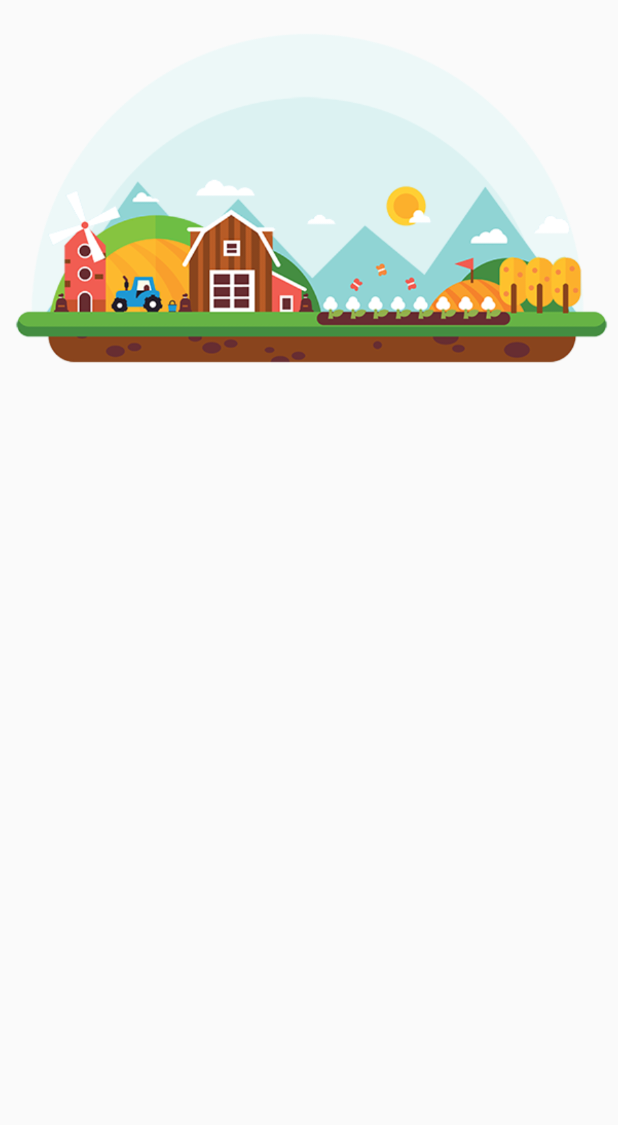
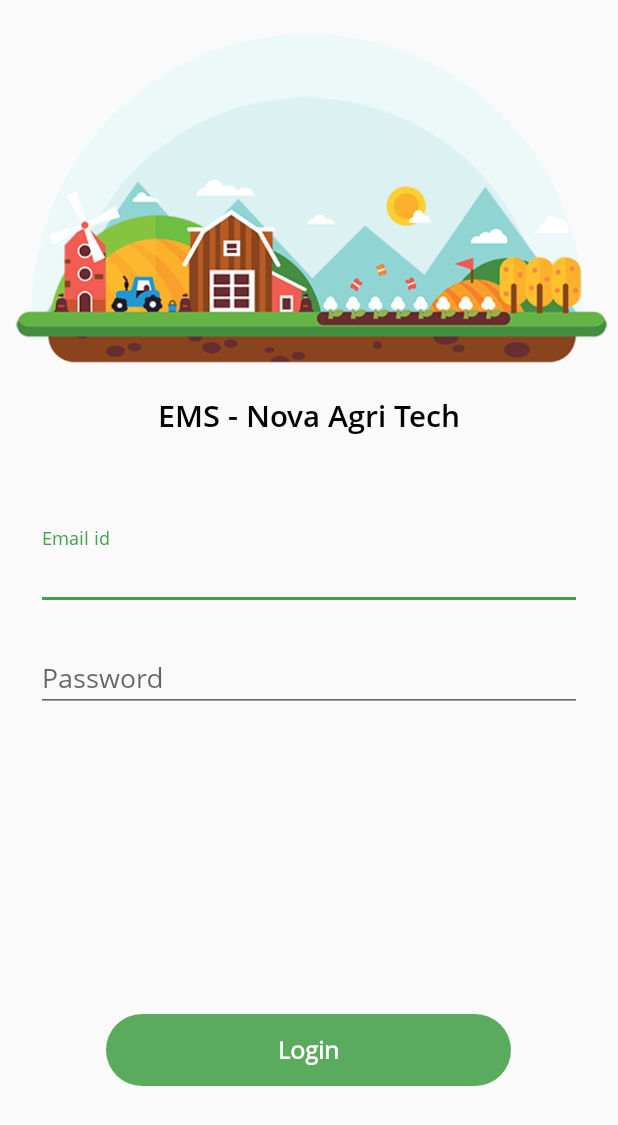
Before and after one commit to AnilWesley/nova-agritech-ems, an Android app: the screen it shows after launch (LoginActivity), on a phone screen of 412 x 824 dp. Shown: the top 1125 px of the screen. Run offline under Robolectric (Android 15) with nearby library versions, the phone set to English and light mode, and no system bars.

Commit message:
commit 3

```diff
--- a/app/src/main/java/com/agritech/empmanager/LoginActivity.java
+++ b/app/src/main/java/com/agritech/empmanager/LoginActivity.java
@@ -3,6 +3,7 @@ package com.agritech.empmanager;
 import androidx.appcompat.app.AppCompatActivity;
 
 import android.os.Bundle;
+import android.view.View;
 
 public class LoginActivity extends AppCompatActivity {
 
@@ -11,4 +12,7 @@ public class LoginActivity extends AppCompatActivity {
         super.onCreate(savedInstanceState);
         setContentView(R.layout.activity_login);
     }
+
+    public void loginUser(View view) {
+    }
 }
--- /dev/null
+++ b/app/src/main/res/drawable/login_button.xml
@@ -0,0 +1,9 @@
+<?xml version="1.0" encoding="utf-8"?>
+<shape xmlns:android="http://schemas.android.com/apk/res/android"
+    android:shape="rectangle">
+    <corners android:radius="89dp" />
+    <solid android:color="#DD43A047" />
+    <size
+        android:width="270dp"
+        android:height="48dp" />
+</shape>
--- a/app/src/main/res/layout/activity_login.xml
+++ b/app/src/main/res/layout/activity_login.xml
@@ -1,15 +1,96 @@
 <?xml version="1.0" encoding="utf-8"?>
 <LinearLayout xmlns:android="http://schemas.android.com/apk/res/android"
-    xmlns:app="http://schemas.android.com/apk/res-auto"
     xmlns:tools="http://schemas.android.com/tools"
     android:layout_width="match_parent"
     android:layout_height="match_parent"
+    android:orientation="vertical"
     tools:context=".LoginActivity">
 
     <ImageView
         android:layout_width="match_parent"
         android:layout_height="wrap_content"
         android:adjustViewBounds="true"
-        android:src="@drawable/login"/>
+        android:src="@drawable/login" />
+
+
+    <TextView
+        android:layout_width="match_parent"
+        android:layout_height="wrap_content"
+        android:textSize="20sp"
+        android:gravity="center"
+        android:fontFamily="@font/opensans_semibold"
+        android:textColor="@color/colorBlack"
+        android:text="EMS - Nova Agri Tech"/>
+
+
+    <LinearLayout
+        android:layout_width="match_parent"
+        android:layout_height="wrap_content"
+        android:layout_marginLeft="24dp"
+        android:layout_marginTop="60dp"
+        android:layout_marginRight="24dp"
+        android:orientation="vertical">
+
+        <com.google.android.material.textfield.TextInputLayout
+            android:layout_width="match_parent"
+            android:layout_height="wrap_content"
+            android:hint="Email id">
+
+            <com.google.android.material.textfield.TextInputEditText
+                android:layout_width="match_parent"
+                android:layout_height="wrap_content" />
+
+        </com.google.android.material.textfield.TextInputLayout>
+
+        <com.google.android.material.textfield.TextInputLayout
+            android:layout_width="match_parent"
+            android:layout_height="wrap_content"
+            android:layout_marginTop="12dp"
+            android:hint="Password">
+
+            <com.google.android.material.textfield.TextInputEditText
+                android:layout_width="match_parent"
+                android:layout_height="wrap_content" />
+
+        </com.google.android.material.textfield.TextInputLayout>
+
+    </LinearLayout>
+
+    <TextView
+        android:layout_width="wrap_content"
+        android:layout_height="0dp"
+        android:layout_weight="1" />
+
+    <FrameLayout
+        android:id="@+id/flLoginGroup"
+        android:layout_width="match_parent"
+        android:layout_height="wrap_content"
+        android:layout_gravity="bottom"
+        android:layout_marginBottom="100dp">
+
+
+        <TextView
+            android:id="@+id/tvbLogin"
+            android:layout_width="270dp"
+            android:layout_height="48dp"
+            android:background="@drawable/login_button"
+            android:gravity="center"
+            android:text="Login"
+            android:layout_gravity="center_horizontal"
+            android:textColor="@color/colorWhite"
+            android:textSize="16sp"
+            android:onClick="loginUser"
+            android:textStyle="bold" />
+
+
+        <ProgressBar
+            android:id="@+id/pbLoading"
+            android:layout_width="wrap_content"
+            android:layout_height="wrap_content"
+            android:visibility="gone"
+            android:layout_gravity="center" />
+
+
+    </FrameLayout>
 
 </LinearLayout>
--- a/app/src/main/res/values-v23/styles.xml
+++ b/app/src/main/res/values-v23/styles.xml
@@ -6,6 +6,8 @@
         <item name="android:statusBarColor">@android:color/transparent</item>
         <item name="android:windowLightStatusBar">true</item>
         <item name="colorPrimary">@color/colorPrimary</item>
-        <item name="colorAccent">@color/colorAccent</item>
+        <item name="colorAccent">@color/colorPrimary</item>
+        <item name="android:fontFamily">@font/opensans_regular</item>
+
     </style>
 </resources>
--- a/app/src/main/res/values/colors.xml
+++ b/app/src/main/res/values/colors.xml
@@ -6,4 +6,5 @@
 
     <color name="colorAccent">#D81B60</color>
     <color name="colorWhite">#FFFFFF</color>
+    <color name="colorBlack">#000000</color>
 </resources>
--- a/app/src/main/res/values/styles.xml
+++ b/app/src/main/res/values/styles.xml
@@ -1,17 +1,20 @@
 <resources>
 
     <!-- Base application theme. -->
-    <style name="AppTheme" parent="Theme.AppCompat.Light.NoActionBar">
+    <style name="AppTheme" parent="Theme.MaterialComponents.Light.NoActionBar">
         <!-- Customize your theme here. -->
         <item name="colorPrimary">@color/colorPrimary</item>
-        <item name="colorAccent">@color/colorAccent</item>
+        <item name="colorAccent">@color/colorPrimary</item>
+        <item name="android:fontFamily">@font/opensans_regular</item>
+
     </style>
+
 
 
     <style name="AppThemeLogin" parent="Theme.AppCompat.Light.NoActionBar">
         <!-- Customize your theme here. -->
         <item name="colorPrimary">@color/colorPrimary</item>
-        <item name="colorAccent">@color/colorAccent</item>
+        <item name="colorAccent">@color/colorPrimary</item>
         <item name="colorPrimaryDark">@color/colorPrimaryDark</item>
 
     </style>
```
Also changed, not shown: app/src/main/res/font/opensans_regular.ttf (added), app/src/main/res/font/opensans_semibold.ttf (added).
